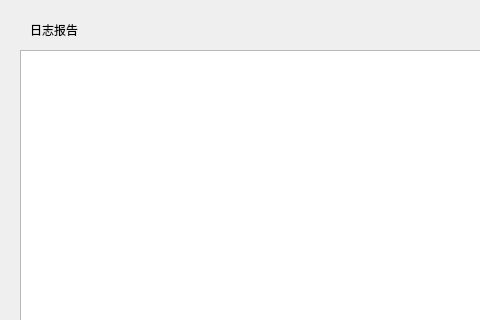
Qt form logreport.ui (kishizi/LLM-log-management-system) before a commit; both pictures show x 0 to 480 and y 0 to 320 of the 731 by 421 pixel window.
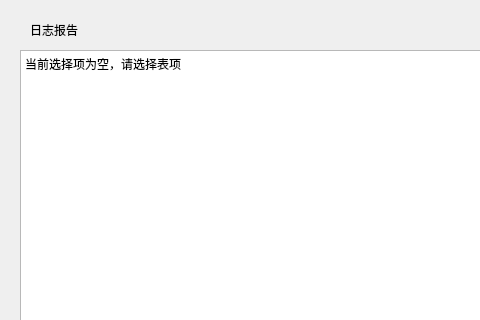
The same form after that commit.

What changed in the file:
```diff
--- a/logreport.ui
+++ b/logreport.ui
@@ -113,6 +113,9 @@
      <height>311</height>
     </rect>
    </property>
+   <property name="plainText">
+    <string>当前选择项为空，请选择表项</string>
+   </property>
   </widget>
  </widget>
  <resources/>
```
